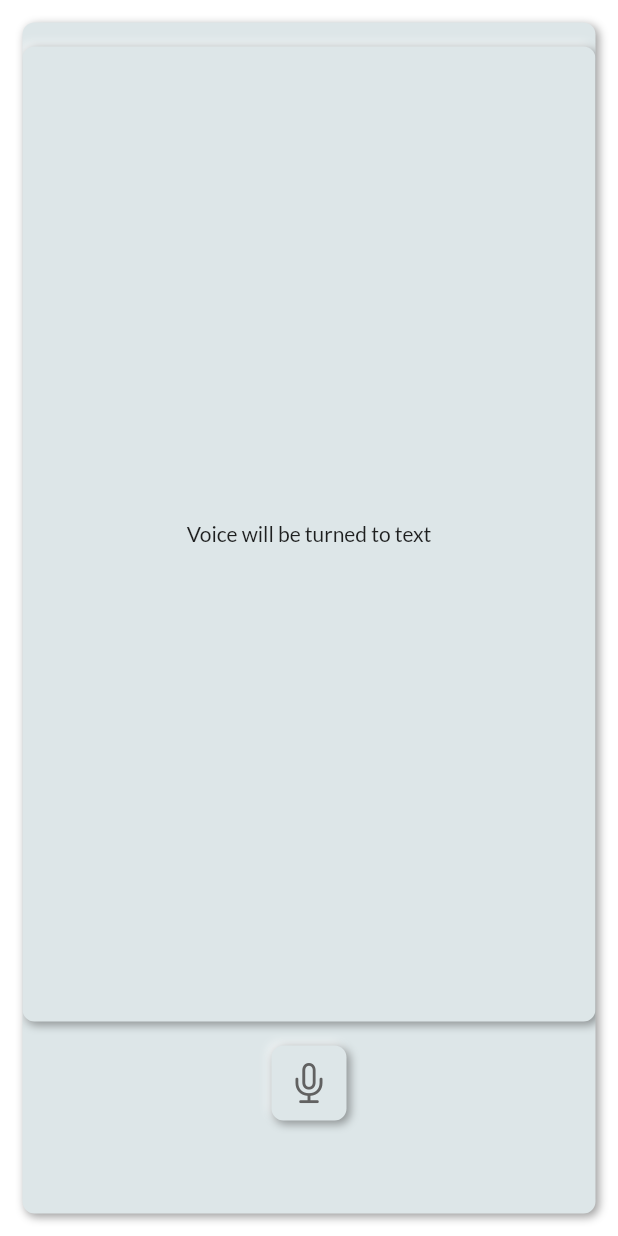
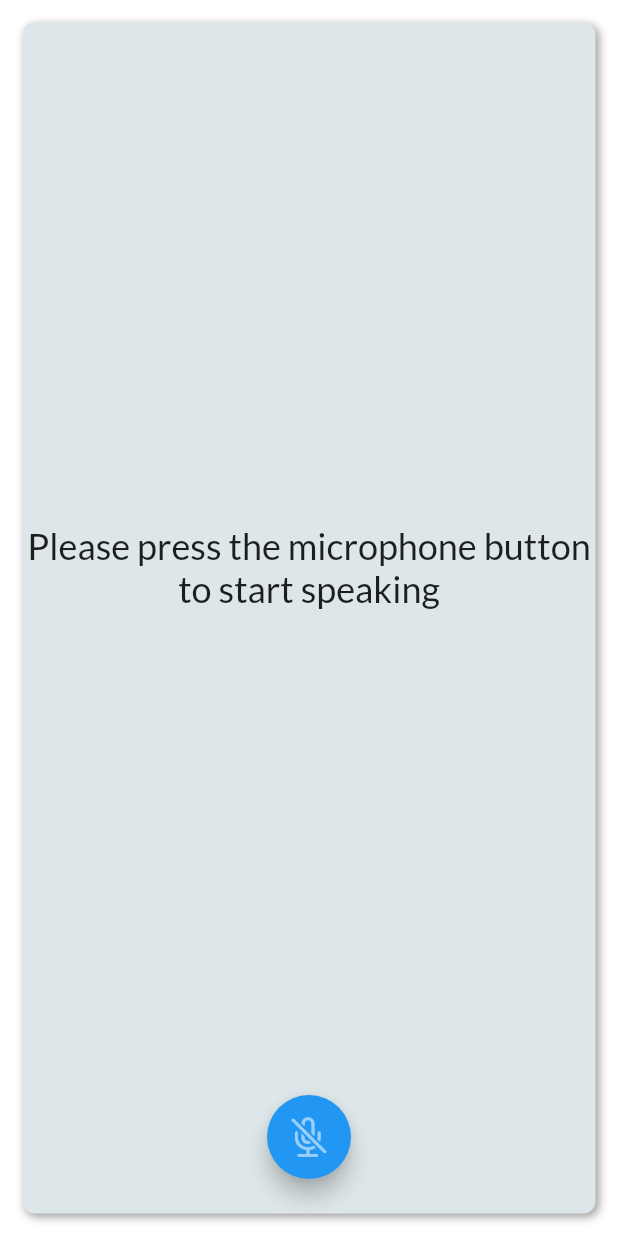
Before and after one commit to Meenakshi2604/illusion, a Flutter app: the SpeechToTextPage screen opened directly, on a phone screen of 412 x 824 dp. Run offline on Flutter 3.47's test engine with Material 2 defaults, Android fonts, the phone set to English and light mode, and no system bars; drawn by our look-alikes of avatar_glow, flutter_neumorphic; our stand-ins replace google_fonts, image_picker, speech_to_text.

Commit message:
plugin added

```diff
--- a/lib/screens/speech_to_text/stt_page.dart
+++ b/lib/screens/speech_to_text/stt_page.dart
@@ -1,5 +1,7 @@
+import 'package:avatar_glow/avatar_glow.dart';
 import 'package:flutter/cupertino.dart';
-import 'package:flutter/material.dart';
+//import 'package:flutter/material.dart';
+import 'package:speech_to_text/speech_to_text.dart' as stt1;
 import 'package:flutter_neumorphic/flutter_neumorphic.dart';
 
 import '../../main.dart';
@@ -12,40 +14,57 @@ class SpeechToTextPage extends StatefulWidget {
 }
 
 class _SpeechToTextPageState extends State<SpeechToTextPage> {
-  bool muteAI = false;
+  bool muteAI = true;
+  late stt1.SpeechToText _speech;
+  String text = "Please press the microphone button to start speaking";
+
+  @override
+  void initState() {
+    super.initState();
+    _speech = stt1.SpeechToText();
+  }
+
   @override
   Widget build(BuildContext context) {
-    return  Scaffold(
+    return Scaffold(
       backgroundColor: Colours.backgroundColor,
+      floatingActionButtonLocation: FloatingActionButtonLocation.centerFloat,
+      floatingActionButton: AvatarGlow(
+        animate: !muteAI,
+        glowColor: Colors.pink,
+        endRadius: 50.0,
+        duration: const Duration(milliseconds: 2000),
+        repeatPauseDuration: const Duration(milliseconds: 100),
+        repeat: true,
+        child: FloatingActionButton(
+          child: Icon(
+            muteAI ? CupertinoIcons.mic_off : CupertinoIcons.mic,
+            size: 30,
+            color: Colors.white54,
+          ),
+          onPressed: () {
+            _listen();
+          },
+        ),
+      ),
       body: SafeArea(
-          child:Padding(
+        child: Padding(
           padding: const EdgeInsets.all(15.0),
           child: Neumorphic(
             child: Column(
               mainAxisAlignment: MainAxisAlignment.spaceEvenly,
               children: <Widget>[
-                    Neumorphic(
-                      child: const SizedBox(
+                SizedBox(
                   height: 650,
                   child: Center(
-                          child: Text("Voice will be turned to text"),
+                    child: Text(
+                      text,
+                      textAlign: TextAlign.center,
+                      style: const TextStyle(
+                        fontSize: 24,
                       ),
                     ),
                   ),
-                    NeumorphicButton(
-                      padding: const EdgeInsets.all(10),
-                      child: Icon(
-                        muteAI
-                            ? CupertinoIcons.mic_off
-                            : CupertinoIcons.mic,
-                        size: 30,
-                        color: Colours.tertiaryColor,
-                      ),
-                      onPressed: () {
-                        setState(() {
-                          muteAI = !muteAI;
-                        });
-                      },
                 ),
                 const SizedBox(
                   height: 30,
@@ -58,4 +77,35 @@ class _SpeechToTextPageState extends State<SpeechToTextPage> {
       ),
     );
   }
+
+  void _listen() async {
+    if (!muteAI) {
+      setState(() {
+        muteAI = true;
+      });
+      _speech.stop();
+    } else {
+      setState(() {
+        text = "Listening...";
+      });
+
+      bool available = await _speech.initialize(
+        onStatus: (val) => print('onStatus: $val'),
+        onError: (val) => print('onError: $val'),
+      );
+
+      if (available) {
+        setState(() {
+          muteAI = false;
+        });
+
+        _speech.listen(
+            onResult: (val) {
+              setState(() {
+                text = val.recognizedWords;
+              });
+            });
       }
+    }
+  }
+}
--- a/pubspec.yaml
+++ b/pubspec.yaml
@@ -37,6 +37,9 @@ dependencies:
   google_fonts: ^2.3.2
   flutter_neumorphic: ^3.2.0
   image_picker: ^0.8.5+3
+  speech_to_text: ^5.5.0
+  avatar_glow: ^2.0.2
+  highlight_text: ^1.3.0
 
 dev_dependencies:
   flutter_test:
```
Also changed, not shown: pubspec.lock, 2 other files. Lines whose indentation alone changed are shown as unchanged.
